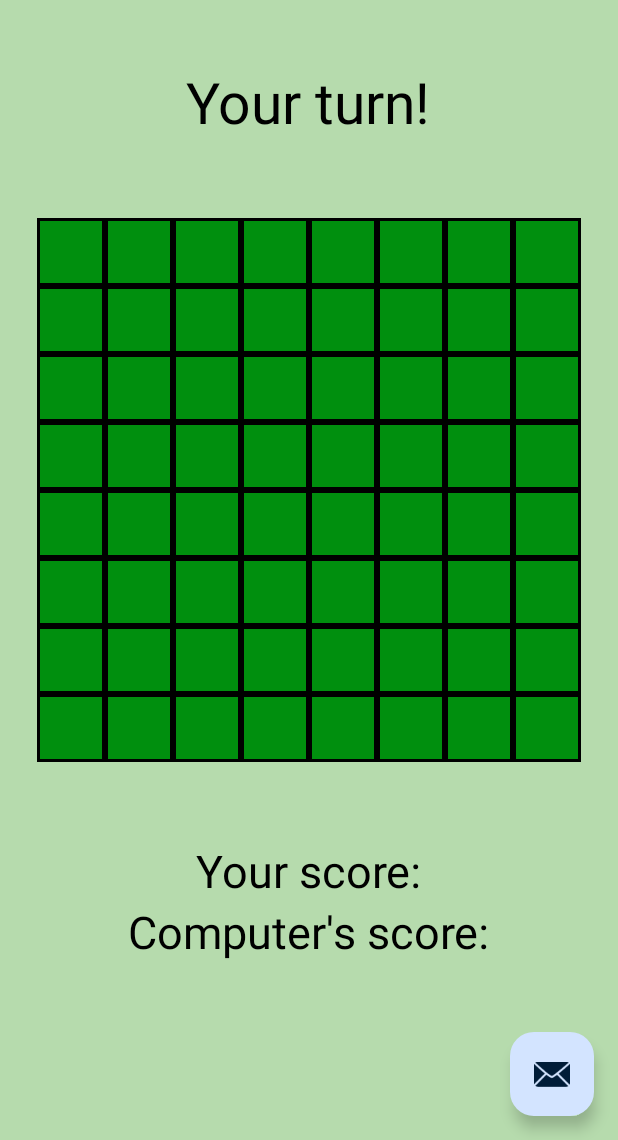
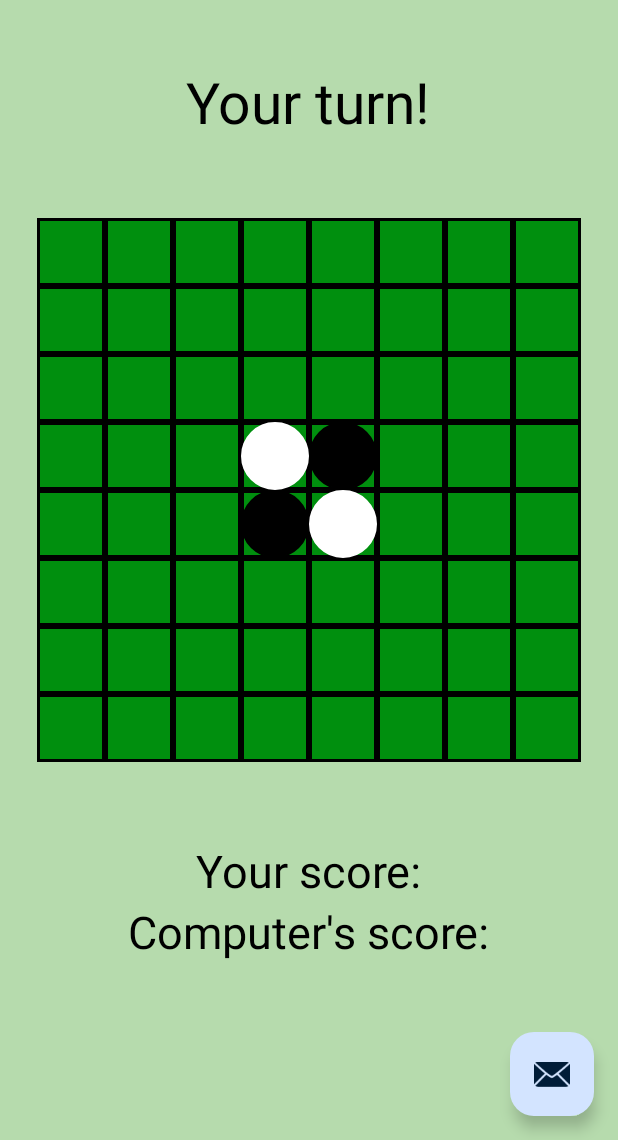
Before and after one commit to Aaron-Halpern/OthelloApp, an Android app: the screen it shows after launch (MainActivity), on a phone screen of 412 x 824 dp, the part 96-1236 px from its top. Run offline under Robolectric (Android 15) with nearby library versions, the phone set to English and light mode, and no system bars.

Commit message:
added drawables for both color pieces

```diff
--- /dev/null
+++ b/app/src/main/res/drawable/black_circle.xml
@@ -0,0 +1,11 @@
+<?xml version="1.0" encoding="utf-8"?>
+<shape xmlns:android="http://schemas.android.com/apk/res/android"
+    android:shape="oval">
+
+    <solid
+        android:color="#000000" />
+    <stroke
+        android:width="1.5dp"
+        android:color="#000000"/>
+
+</shape>
--- /dev/null
+++ b/app/src/main/res/drawable/black_piece.xml
@@ -0,0 +1,12 @@
+<?xml version="1.0" encoding="utf-8"?>
+<layer-list xmlns:android="http://schemas.android.com/apk/res/android">
+    <item
+        android:drawable="@drawable/box"
+        android:gravity="center"
+        />
+    <item
+        android:drawable="@drawable/black_circle"
+        android:gravity="center"
+
+        />
+</layer-list>
--- /dev/null
+++ b/app/src/main/res/drawable/white_circle.xml
@@ -0,0 +1,11 @@
+<?xml version="1.0" encoding="utf-8"?>
+<shape xmlns:android="http://schemas.android.com/apk/res/android"
+    android:shape="oval">
+
+    <solid
+        android:color="#FFFFFF" />
+    <stroke
+        android:width="1.5dp"
+        android:color="#FFFFFF"/>
+
+</shape>
--- /dev/null
+++ b/app/src/main/res/drawable/white_piece.xml
@@ -0,0 +1,23 @@
+<?xml version="1.0" encoding="utf-8"?>
+<layer-list xmlns:android="http://schemas.android.com/apk/res/android">
+    <item
+        android:drawable="@drawable/box"
+        android:gravity="center"
+        />
+    <item
+        android:drawable="@drawable/white_circle"
+        android:gravity="center"
+
+        />
+
+</layer-list>
+
+<!--        />-->
+<!--        sample text VVV-->
+<!--        android:drawable="@[package:]drawable/drawable_resource"-->
+<!--        android:id="@[+][package:]id/resource_name"-->
+<!--        android:top="dimension"-->
+<!--        android:right="dimension"-->
+<!--        android:bottom="dimension"-->
+<!--        android:left="dimension" />-->
+<!--    />-->
--- a/app/src/main/res/layout/main_include_game_board.xml
+++ b/app/src/main/res/layout/main_include_game_board.xml
@@ -222,7 +222,7 @@
 
         <android.widget.Button
             android:id="@+id/D4"
-            style="@style/button_format"
+            style="@style/white_piece_placed"
             app:layout_constraintTop_toBottomOf="@id/C4"
             app:layout_constraintLeft_toRightOf="@id/D3"
             app:layout_constraintRight_toLeftOf="@id/D5"
@@ -230,7 +230,7 @@
 
         <android.widget.Button
             android:id="@+id/D5"
-            style="@style/button_format"
+            style="@style/black_piece_placed"
             app:layout_constraintTop_toBottomOf="@id/C5"
             app:layout_constraintLeft_toRightOf="@id/D4"
             app:layout_constraintRight_toLeftOf="@id/D6"
@@ -286,7 +286,7 @@
 
         <android.widget.Button
             android:id="@+id/E4"
-            style="@style/button_format"
+            style="@style/black_piece_placed"
             app:layout_constraintTop_toBottomOf="@id/D4"
             app:layout_constraintLeft_toRightOf="@id/E3"
             app:layout_constraintRight_toLeftOf="@id/E5"
@@ -294,7 +294,7 @@
 
         <android.widget.Button
             android:id="@+id/E5"
-            style="@style/button_format"
+            style="@style/white_piece_placed"
             app:layout_constraintTop_toBottomOf="@id/D5"
             app:layout_constraintLeft_toRightOf="@id/E4"
             app:layout_constraintRight_toLeftOf="@id/E6"
--- a/app/src/main/res/values/styles.xml
+++ b/app/src/main/res/values/styles.xml
@@ -5,4 +5,16 @@
         <item name="android:layout_height">45dp</item>
         <item name="android:background">@drawable/box</item>
     </style>
+
+    <style name="white_piece_placed">
+        <item name="android:layout_width">45dp</item>
+        <item name="android:layout_height">45dp</item>
+        <item name="android:background">@drawable/white_piece</item>
+    </style>
+
+    <style name="black_piece_placed">
+    <item name="android:layout_width">45dp</item>
+    <item name="android:layout_height">45dp</item>
+    <item name="android:background">@drawable/black_piece</item>
+</style>
 </resources>
```
